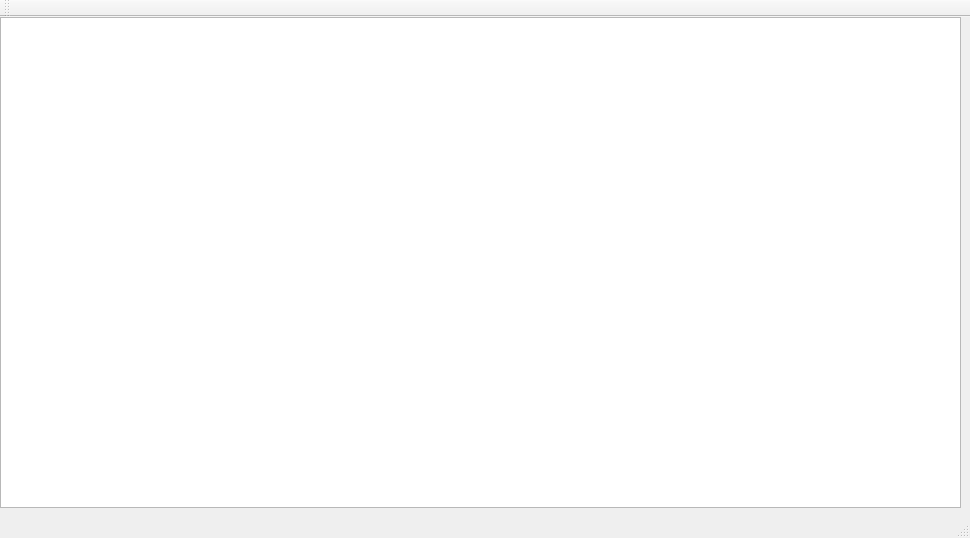
Qt form mainwindow.ui (LauraHagege/QTDesignerProject) before a commit.
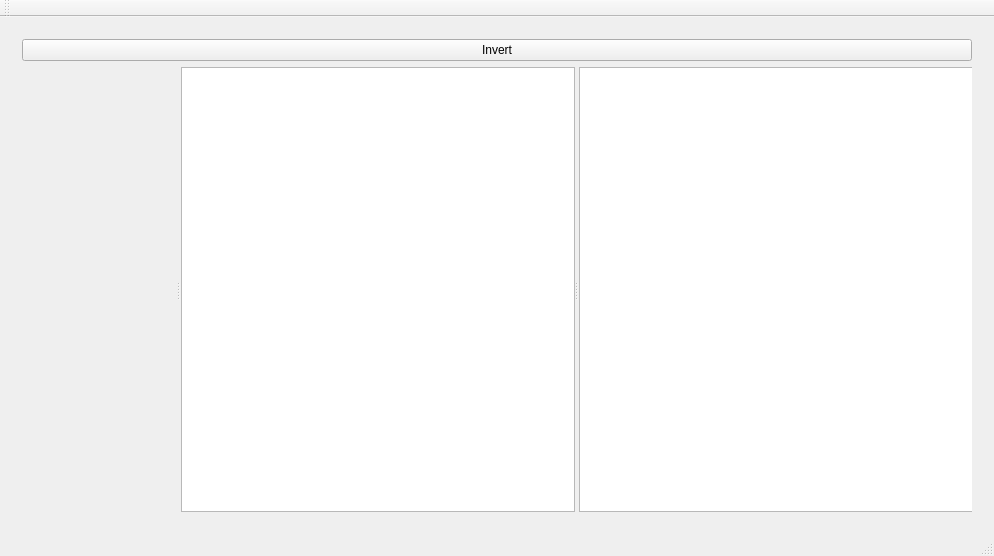
The same form after that commit.

```diff
--- a/mainwindow.ui
+++ b/mainwindow.ui
@@ -6,24 +6,46 @@
    <rect>
     <x>0</x>
     <y>0</y>
-    <width>970</width>
-    <height>538</height>
+    <width>994</width>
+    <height>556</height>
    </rect>
   </property>
   <property name="windowTitle">
    <string>MainWindow</string>
   </property>
   <widget class="QWidget" name="centralWidget">
-   <widget class="QGraphicsView" name="graphicsView">
-    <property name="geometry">
-     <rect>
-      <x>0</x>
-      <y>0</y>
-      <width>961</width>
-      <height>491</height>
-     </rect>
-    </property>
-   </widget>
+   <layout class="QGridLayout" name="gridLayout_2">
+    <item row="0" column="0">
+     <layout class="QVBoxLayout" name="verticalLayout">
+      <item>
+       <widget class="QWidget" name="widget" native="true">
+        <layout class="QGridLayout" name="gridLayout">
+         <item row="0" column="0">
+          <widget class="QPushButton" name="pushButton">
+           <property name="text">
+            <string>Invert</string>
+           </property>
+          </widget>
+         </item>
+         <item row="1" column="0">
+          <widget class="QSplitter" name="splitter">
+           <property name="layoutDirection">
+            <enum>Qt::RightToLeft</enum>
+           </property>
+           <property name="orientation">
+            <enum>Qt::Horizontal</enum>
+           </property>
+           <widget class="QGraphicsView" name="graphicsView_2"/>
+           <widget class="QGraphicsView" name="graphicsView"/>
+           <widget class="QWidget" name="widget_2" native="true"/>
+          </widget>
+         </item>
+        </layout>
+       </widget>
+      </item>
+     </layout>
+    </item>
+   </layout>
   </widget>
   <widget class="QMenuBar" name="menuBar">
    <property name="geometry">
```
Left out of the diff: 2 changed lines with no effect on the pictures.
